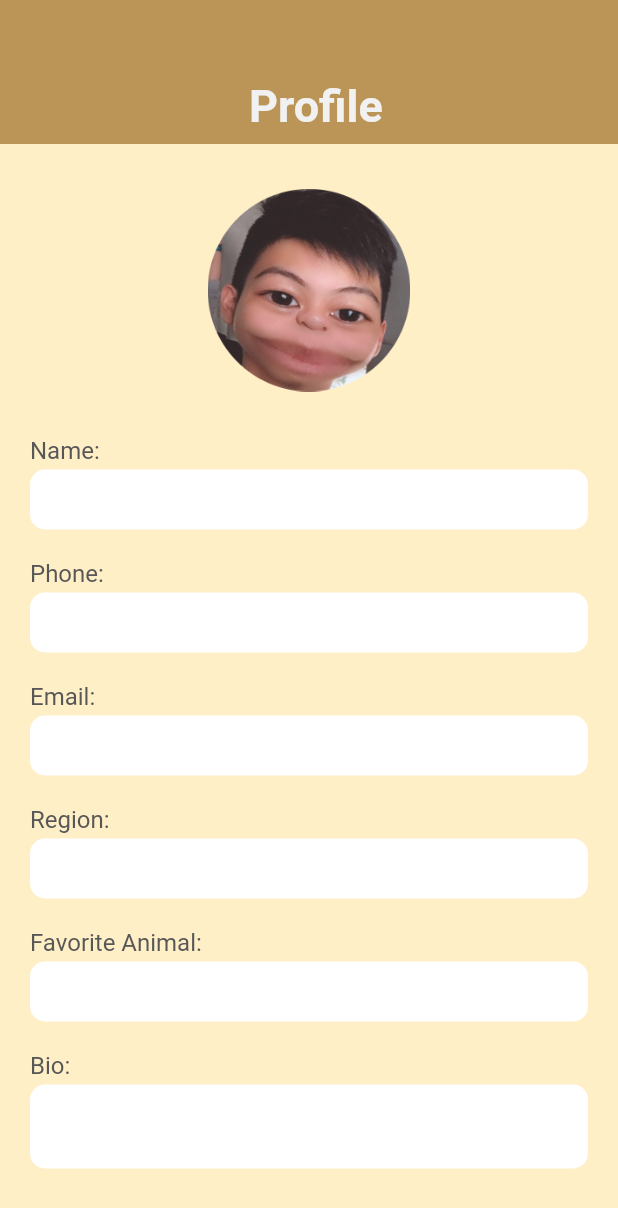
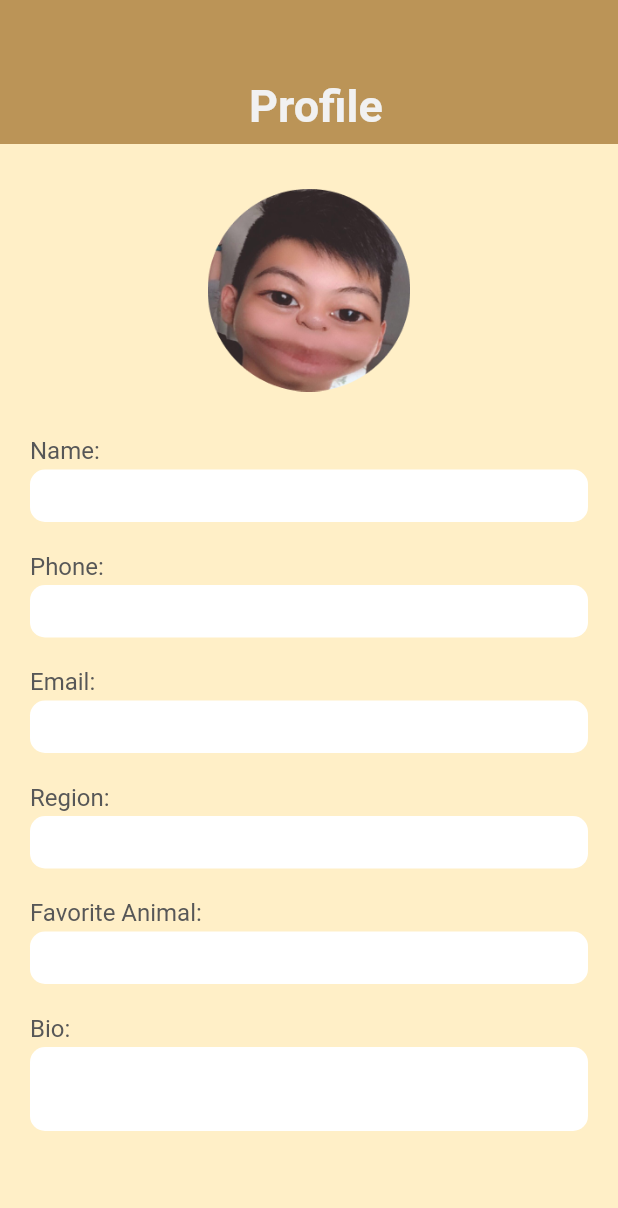
Before and after one commit to axelnegara07/CapTivity, a Flutter app: the ProfilePage screen opened directly, on a phone screen of 412 x 824 dp. Shown: the top 1208 px of the screen. Run offline on Flutter 3.47's test engine with Material 2 defaults, Android fonts, the phone set to English and light mode, and no system bars; our stand-ins replace google_fonts.

Commit message:
Update profile-page.dart

```diff
--- a/tubes_uid/lib/profile-page.dart
+++ b/tubes_uid/lib/profile-page.dart
@@ -81,7 +81,7 @@ class _ProfilePageState extends State<ProfilePage> {
                       height: 3,
                     ),
                     Container(
-                      height: 40,
+                      height: 35,
                       child: TextFormField(
                         validator: (value) {},
                         cursorColor: Color(0xFFFFEFC7),
@@ -107,7 +107,7 @@ class _ProfilePageState extends State<ProfilePage> {
                       height: 3,
                     ),
                     Container(
-                      height: 40,
+                      height: 35,
                       child: TextFormField(
                         validator: (value) {},
                         cursorColor: Color(0xFFFFEFC7),
@@ -133,7 +133,7 @@ class _ProfilePageState extends State<ProfilePage> {
                       height: 3,
                     ),
                     Container(
-                      height: 40,
+                      height: 35,
                       child: TextFormField(
                         validator: (value) {},
                         cursorColor: Color(0xFFFFEFC7),
@@ -159,7 +159,7 @@ class _ProfilePageState extends State<ProfilePage> {
                       height: 3,
                     ),
                     Container(
-                      height: 40,
+                      height: 35,
                       child: TextFormField(
                         validator: (value) {},
                         cursorColor: Color(0xFFFFEFC7),
@@ -185,7 +185,7 @@ class _ProfilePageState extends State<ProfilePage> {
                       height: 3,
                     ),
                     Container(
-                      height: 40,
+                      height: 35,
                       child: TextFormField(
                         validator: (value) {},
                         cursorColor: Color(0xFFFFEFC7),
```
